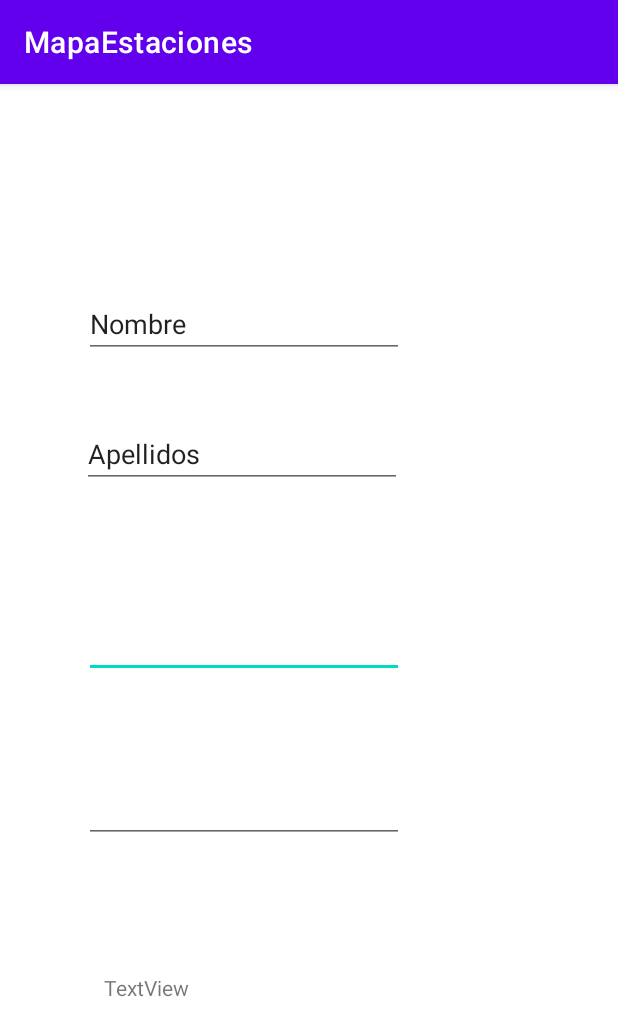
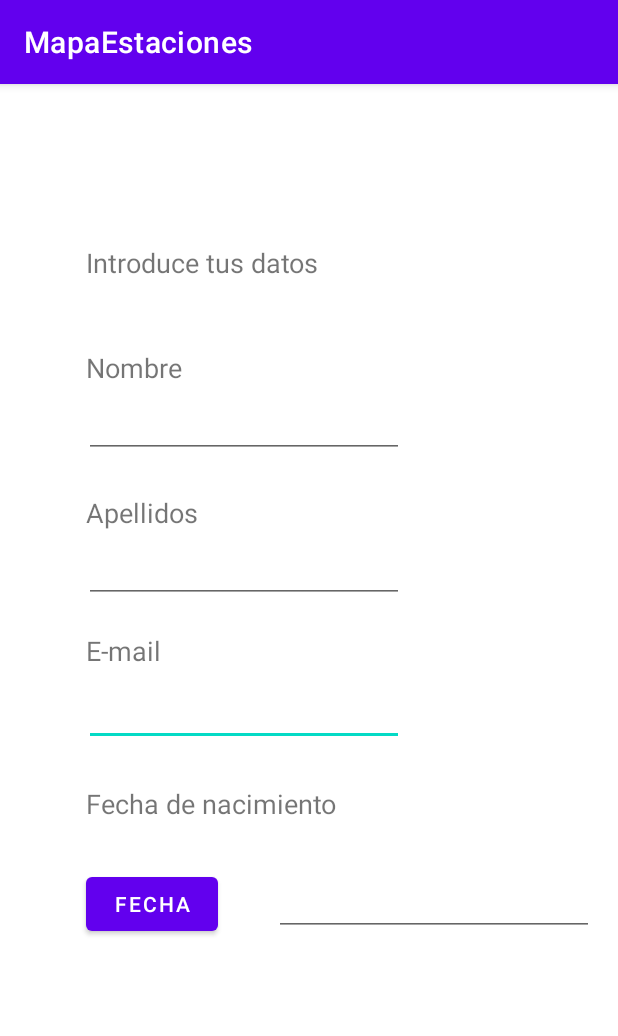
Before and after one commit to dieruiper/Alquiler-App, an Android app: the RegistroUsuario screen opened directly, with no data from a screen before it, on a phone screen of 412 x 824 dp. Shown: the top 1036 px of the screen. Run offline under Robolectric (Android 15) with nearby library versions, the phone set to English and light mode, and no system bars.

Commit message:
pantalla registro reserva hecha

```diff
--- a/app/src/main/AndroidManifest.xml
+++ b/app/src/main/AndroidManifest.xml
@@ -17,10 +17,10 @@
         android:roundIcon="@mipmap/ic_launcher_round"
         android:supportsRtl="true"
         android:theme="@style/Theme.MapaEstaciones">
-        <activity android:name=".FormularioResumen"></activity>
+        <activity android:name=".RegistroUsuario"></activity>
         <activity android:name=".Activity_Ver_Vehiculos" />
         <activity android:name=".Activity_Acciones_BD" />
-        <activity android:name=".Resumen_Reserva" />
+        <activity android:name=".FechayHoraElegidas" />
         <!--
              The API key for Google Maps-based APIs is defined as a string resource.
              (See the file "res/values/google_maps_api.xml").
--- a/app/src/main/java/com/example/mapaestaciones/Activity_Reservar_Vehiculos.java
+++ b/app/src/main/java/com/example/mapaestaciones/Activity_Reservar_Vehiculos.java
@@ -4,7 +4,6 @@ import android.app.DatePickerDialog;
 import android.app.TimePickerDialog;
 import android.content.Intent;
 import android.os.Bundle;
-import android.os.Parcelable;
 import android.view.View;
 import android.widget.Button;
 import android.widget.DatePicker;
@@ -13,8 +12,6 @@ import android.widget.TextView;
 import android.widget.TimePicker;
 
 import androidx.appcompat.app.AppCompatActivity;
-
-import org.w3c.dom.Text;
 
 import java.util.Calendar;
 
@@ -134,7 +131,7 @@ public class Activity_Reservar_Vehiculos extends AppCompatActivity implements Vi
     }
 
     public void Consultar_Disponibilidad(View view) {
-        Intent myIntent=new Intent(Activity_Reservar_Vehiculos.this,Resumen_Reserva.class);
+        Intent myIntent=new Intent(Activity_Reservar_Vehiculos.this, FechayHoraElegidas.class);
 
         String s_efecha =efecha.getText().toString().trim();
         String s_ehora =ehora.getText().toString().trim();
--- a/app/src/main/java/com/example/mapaestaciones/Resumen_Reserva.java
+++ b/app/src/main/java/com/example/mapaestaciones/FechayHoraElegidas.java
@@ -7,13 +7,13 @@ import android.os.Bundle;
 import android.view.View;
 import android.widget.TextView;
 
-public class Resumen_Reserva extends AppCompatActivity {
+public class FechayHoraElegidas extends AppCompatActivity {
 
     TextView tx_efecha_resumen,tx_ehora_resumen,tx_efecha2_resumen,tx_ehora2_resumen;
     @Override
     protected void onCreate(Bundle savedInstanceState) {
         super.onCreate(savedInstanceState);
-        setContentView(R.layout.activity_resumen__reserva);
+        setContentView(R.layout.activity_fechayhora_elegidas);
 
         Intent me=getIntent();
         String efecha_resumen=me.getStringExtra("es_efecha");
@@ -43,9 +43,18 @@ public class Resumen_Reserva extends AppCompatActivity {
         finish();
     }
 
-    public void formularioresumen_Reserva(View view){
+    public void registroUsuario_Reserva(View view){
 
-        Intent formularioresumen = new Intent(this,FormularioResumen.class );
+        Intent formularioresumen = new Intent(this, RegistroUsuario.class );
+        /*String s2_efecha =tx_efecha_resumen.getText().toString().trim();
+        String s2_ehora =tx_ehora_resumen.getText().toString().trim();
+        String s2_efecha2 =tx_efecha2_resumen.getText().toString().trim();
+        String s2_ehora2 =tx_ehora2_resumen.getText().toString().trim();
+        formularioresumen.putExtra("es2_efecha", s2_efecha);
+        formularioresumen.putExtra("es2_ehora", s2_ehora);
+        formularioresumen.putExtra("es2_efecha2",  s2_efecha2);
+        formularioresumen.putExtra("es2_ehora2", s2_ehora2);
+        */
         startActivity(formularioresumen);
     }
 
--- a/app/src/main/java/com/example/mapaestaciones/FormularioResumen.java
+++ b/app/src/main/java/com/example/mapaestaciones/RegistroUsuario.java
@@ -2,37 +2,38 @@ package com.example.mapaestaciones;
 
 import androidx.appcompat.app.AppCompatActivity;
 
-import android.annotation.SuppressLint;
 import android.app.DatePickerDialog;
+import android.content.Intent;
 import android.os.Bundle;
 import android.view.View;
 import android.widget.Button;
 import android.widget.DatePicker;
 import android.widget.EditText;
-import android.widget.TextView;
 
 import java.util.Calendar;
-import java.util.Date;
 
-public class FormularioResumen extends AppCompatActivity {
+public class RegistroUsuario extends AppCompatActivity {
     EditText formres_nombre,formres_apellidos,formres_correo,formres_fecha,formres_comentarios;
+    Button bfechaRegistro;
     private int dia,mes,ano;
-    @SuppressLint("WrongViewCast")
     @Override
     protected void onCreate(Bundle savedInstanceState) {
         super.onCreate(savedInstanceState);
-        setContentView(R.layout.activity_formulario_resumen);
+        setContentView(R.layout.activity_registro_usuario);
         formres_nombre=(EditText) findViewById(R.id.formres_nombre);
         formres_apellidos =(EditText) findViewById(R.id.formres_apellidos);
+        //----------------¿HARÁ FILTRO DE FORMATO DE CORREO NO VÁLIDO?--------------
         formres_correo=(EditText) findViewById(R.id.formres_correo);
+        //----------------FILTRO DE MAYOR DE 18--------------
         formres_fecha=(EditText) findViewById(R.id.formres_fecha);
-        formres_comentarios= (EditText) findViewById(R.id.formres_comentarios);
+        bfechaRegistro=(Button)findViewById(R.id.bfechaRegistro);
+        //formres_comentarios= (EditText) findViewById(R.id.formres_comentarios);
 
 
     }
     public void onClick(View v) {
 
-        if (v == formres_fecha) {
+        if (v == bfechaRegistro) {
             final Calendar c = Calendar.getInstance();
             dia = c.get(Calendar.DAY_OF_MONTH);
             mes = c.get(Calendar.MONTH);
@@ -40,7 +41,7 @@ public class FormularioResumen extends AppCompatActivity {
             DatePickerDialog datePickerDialog = new DatePickerDialog(this, new DatePickerDialog.OnDateSetListener() {
                 @Override
                 public void onDateSet(DatePicker view, int year, int monthOfYear, int dayOfMonth) {
-                    formres_fecha.setText(dayOfMonth + "/" + (monthOfYear + 1) + "/" + year);
+                    bfechaRegistro.setText(dayOfMonth + "/" + (monthOfYear + 1) + "/" + year);
 
                 }
             }
@@ -50,8 +51,11 @@ public class FormularioResumen extends AppCompatActivity {
     }
     public void volver_reserva_vehiculos(View view){
 
-        //Intent volver_reserva_vehiculos = new Intent(this,Activity_Reservar_Vehiculos.class );
-        //startActivity(volver_reserva_vehiculos);
-        finish();
+        Intent volver_reserva_vehiculos = new Intent(this,Activity_Reservar_Vehiculos.class );
+        //if(formres_fecha.compa)
+        startActivity(volver_reserva_vehiculos);
+
+
+        //finish();
     }
 }
--- a/app/src/main/res/layout/activity_resumen__reserva.xml
+++ b/app/src/main/res/layout/activity_fechayhora_elegidas.xml
@@ -4,7 +4,7 @@
     xmlns:tools="http://schemas.android.com/tools"
     android:layout_width="match_parent"
     android:layout_height="match_parent"
-    tools:context=".Resumen_Reserva">
+    tools:context=".FechayHoraElegidas">
 
     <TextView
         android:id="@+id/fecha_recogida_resumen"
@@ -51,10 +51,10 @@
         android:text="@string/ehora_resumen"
         app:layout_constraintBottom_toBottomOf="parent"
         app:layout_constraintEnd_toEndOf="parent"
-        app:layout_constraintHorizontal_bias="0.536"
+        app:layout_constraintHorizontal_bias="0.445"
         app:layout_constraintStart_toStartOf="parent"
         app:layout_constraintTop_toTopOf="parent"
-        app:layout_constraintVertical_bias="0.121" />
+        app:layout_constraintVertical_bias="0.127" />
 
     <TextView
         android:id="@+id/efecha2_resumen"
@@ -77,7 +77,7 @@
         android:text="@string/ehora2_resumen"
         app:layout_constraintBottom_toBottomOf="parent"
         app:layout_constraintEnd_toEndOf="parent"
-        app:layout_constraintHorizontal_bias="0.548"
+        app:layout_constraintHorizontal_bias="0.455"
         app:layout_constraintStart_toStartOf="parent"
         app:layout_constraintTop_toTopOf="parent"
         app:layout_constraintVertical_bias="0.337" />
@@ -126,12 +126,13 @@
         android:id="@+id/continuar_prueba"
         android:layout_width="wrap_content"
         android:layout_height="wrap_content"
-        android:onClick="formularioresumen_Reserva"
-        android:text="Continuar"
+        android:onClick="registroUsuario_Reserva"
+        android:text="@string/continuarRegistroUsuario"
         app:layout_constraintBottom_toBottomOf="parent"
         app:layout_constraintEnd_toEndOf="parent"
         app:layout_constraintHorizontal_bias="0.731"
         app:layout_constraintStart_toStartOf="parent"
         app:layout_constraintTop_toTopOf="parent"
         app:layout_constraintVertical_bias="0.897" />
+
 </androidx.constraintlayout.widget.ConstraintLayout>
--- a/app/src/main/res/layout/activity_formulario_resumen.xml
+++ /dev/null
@@ -1,80 +0,0 @@
-<?xml version="1.0" encoding="utf-8"?>
-<androidx.constraintlayout.widget.ConstraintLayout xmlns:android="http://schemas.android.com/apk/res/android"
-    xmlns:app="http://schemas.android.com/apk/res-auto"
-    xmlns:tools="http://schemas.android.com/tools"
-    android:layout_width="match_parent"
-    android:layout_height="match_parent"
-    tools:context=".FormularioResumen">
-
-    <EditText
-        android:id="@+id/formres_correo"
-        android:layout_width="wrap_content"
-        android:layout_height="wrap_content"
-        android:ems="10"
-        android:inputType="textEmailAddress"
-        app:layout_constraintBottom_toBottomOf="parent"
-        app:layout_constraintEnd_toEndOf="parent"
-        app:layout_constraintHorizontal_bias="0.283"
-        app:layout_constraintStart_toStartOf="parent"
-        app:layout_constraintTop_toTopOf="parent"
-        app:layout_constraintVertical_bias="0.485" />
-
-    <EditText
-        android:id="@+id/formres_fecha"
-        android:layout_width="wrap_content"
-        android:layout_height="wrap_content"
-        android:ems="10"
-        android:inputType="date"
-        app:layout_constraintBottom_toBottomOf="parent"
-        app:layout_constraintEnd_toEndOf="parent"
-        app:layout_constraintHorizontal_bias="0.283"
-        app:layout_constraintStart_toStartOf="parent"
-        app:layout_constraintTop_toTopOf="parent"
-        app:layout_constraintVertical_bias="0.637" />
-
-    <TextView
-        android:id="@+id/formres_comentarios"
-        android:layout_width="wrap_content"
-        android:layout_height="wrap_content"
-        android:text="TextView"
-        app:layout_constraintBottom_toBottomOf="parent"
-        app:layout_constraintEnd_toEndOf="parent"
-        app:layout_constraintHorizontal_bias="0.195"
-        app:layout_constraintStart_toStartOf="parent"
-        app:layout_constraintTop_toTopOf="parent"
-        app:layout_constraintVertical_bias="0.792" />
-
-    <EditText
-        android:id="@+id/formres_nombre"
-        android:layout_width="wrap_content"
-        android:layout_height="wrap_content"
-        android:ems="10"
-        android:inputType="textPersonName"
-        android:text="Nombre"
-        app:layout_constraintBottom_toBottomOf="parent"
-        app:layout_constraintEnd_toEndOf="parent"
-        app:layout_constraintHorizontal_bias="0.283"
-        app:layout_constraintStart_toStartOf="parent"
-        app:layout_constraintTop_toTopOf="parent"
-        app:layout_constraintVertical_bias="0.19" />
-
-    <EditText
-        android:id="@+id/formres_apellidos"
-        android:layout_width="wrap_content"
-        android:layout_height="wrap_content"
-        android:layout_marginTop="224dp"
-        android:layout_marginEnd="144dp"
-        android:ems="10"
-        android:inputType="textPersonName"
-        android:text="Apellidos"
-        app:layout_constraintEnd_toEndOf="parent"
-        app:layout_constraintTop_toTopOf="parent" />
-
-    <LinearLayout
-        android:layout_width="match_parent"
-        android:layout_height="match_parent"
-        android:orientation="horizontal"
-        tools:layout_editor_absoluteX="325dp"
-        tools:layout_editor_absoluteY="190dp"></LinearLayout>
-
-</androidx.constraintlayout.widget.ConstraintLayout>
--- /dev/null
+++ b/app/src/main/res/layout/activity_registro_usuario.xml
@@ -0,0 +1,138 @@
+<?xml version="1.0" encoding="utf-8"?>
+<androidx.constraintlayout.widget.ConstraintLayout xmlns:android="http://schemas.android.com/apk/res/android"
+    xmlns:app="http://schemas.android.com/apk/res-auto"
+    xmlns:tools="http://schemas.android.com/tools"
+    android:layout_width="match_parent"
+    android:layout_height="match_parent"
+    tools:context=".RegistroUsuario">
+
+    <EditText
+        android:id="@+id/formres_correo"
+        android:layout_width="wrap_content"
+        android:layout_height="wrap_content"
+        android:ems="10"
+        android:inputType="textEmailAddress"
+        app:layout_constraintBottom_toBottomOf="parent"
+        app:layout_constraintEnd_toEndOf="parent"
+        app:layout_constraintHorizontal_bias="0.283"
+        app:layout_constraintStart_toStartOf="parent"
+        app:layout_constraintTop_toTopOf="parent"
+        app:layout_constraintVertical_bias="0.548" />
+
+    <EditText
+        android:id="@+id/formres_fecha"
+        android:layout_width="wrap_content"
+        android:layout_height="wrap_content"
+        android:ems="10"
+        android:inputType="date"
+        app:layout_constraintBottom_toBottomOf="parent"
+        app:layout_constraintEnd_toEndOf="parent"
+        app:layout_constraintHorizontal_bias="0.92"
+        app:layout_constraintStart_toStartOf="parent"
+        app:layout_constraintTop_toTopOf="parent"
+        app:layout_constraintVertical_bias="0.723" />
+
+    <EditText
+        android:id="@+id/formres_nombre"
+        android:layout_width="wrap_content"
+        android:layout_height="wrap_content"
+        android:ems="10"
+        android:inputType="textPersonName"
+        app:layout_constraintBottom_toBottomOf="parent"
+        app:layout_constraintEnd_toEndOf="parent"
+        app:layout_constraintHorizontal_bias="0.283"
+        app:layout_constraintStart_toStartOf="parent"
+        app:layout_constraintTop_toTopOf="parent"
+        app:layout_constraintVertical_bias="0.282" />
+
+    <EditText
+        android:id="@+id/formres_apellidos"
+        android:layout_width="wrap_content"
+        android:layout_height="wrap_content"
+        android:ems="10"
+        android:inputType="textPersonName"
+        app:layout_constraintBottom_toBottomOf="parent"
+        app:layout_constraintEnd_toEndOf="parent"
+        app:layout_constraintHorizontal_bias="0.283"
+        app:layout_constraintStart_toStartOf="parent"
+        app:layout_constraintTop_toTopOf="parent"
+        app:layout_constraintVertical_bias="0.416" />
+
+    <Button
+        android:id="@+id/bfechaRegistro"
+        android:layout_width="wrap_content"
+        android:layout_height="wrap_content"
+        android:text="FECHA"
+        app:layout_constraintBottom_toBottomOf="parent"
+        app:layout_constraintEnd_toEndOf="parent"
+        app:layout_constraintHorizontal_bias="0.176"
+        app:layout_constraintStart_toStartOf="parent"
+        app:layout_constraintTop_toTopOf="parent"
+        app:layout_constraintVertical_bias="0.726" />
+
+    <TextView
+        android:id="@+id/cartel_introducedatos_registro"
+        android:layout_width="221dp"
+        android:layout_height="36dp"
+        android:text="Introduce tus datos"
+        android:textSize="18sp"
+        app:layout_constraintBottom_toBottomOf="parent"
+        app:layout_constraintEnd_toEndOf="parent"
+        app:layout_constraintHorizontal_bias="0.3"
+        app:layout_constraintStart_toStartOf="parent"
+        app:layout_constraintTop_toTopOf="parent"
+        app:layout_constraintVertical_bias="0.146" />
+
+    <TextView
+        android:id="@+id/cartel_Fecha_nacimiento"
+        android:layout_width="221dp"
+        android:layout_height="36dp"
+        android:text="Fecha de nacimiento"
+        android:textSize="18sp"
+        app:layout_constraintBottom_toBottomOf="parent"
+        app:layout_constraintEnd_toEndOf="parent"
+        app:layout_constraintHorizontal_bias="0.3"
+        app:layout_constraintStart_toStartOf="parent"
+        app:layout_constraintTop_toTopOf="parent"
+        app:layout_constraintVertical_bias="0.638" />
+
+    <TextView
+        android:id="@+id/cartel_nombre_registro"
+        android:layout_width="221dp"
+        android:layout_height="36dp"
+        android:text="Nombre"
+        android:textSize="18sp"
+        app:layout_constraintBottom_toBottomOf="parent"
+        app:layout_constraintEnd_toEndOf="parent"
+        app:layout_constraintHorizontal_bias="0.3"
+        app:layout_constraintStart_toStartOf="parent"
+        app:layout_constraintTop_toTopOf="parent"
+        app:layout_constraintVertical_bias="0.241" />
+
+    <TextView
+        android:id="@+id/cartel_registro_correo"
+        android:layout_width="221dp"
+        android:layout_height="36dp"
+        android:text="E-mail"
+        android:textSize="18sp"
+        app:layout_constraintBottom_toBottomOf="parent"
+        app:layout_constraintEnd_toEndOf="parent"
+        app:layout_constraintHorizontal_bias="0.3"
+        app:layout_constraintStart_toStartOf="parent"
+        app:layout_constraintTop_toTopOf="parent"
+        app:layout_constraintVertical_bias="0.499" />
+
+    <TextView
+        android:id="@+id/cartel_registro_apellidos"
+        android:layout_width="232dp"
+        android:layout_height="43dp"
+        android:text="Apellidos"
+        android:textSize="18sp"
+        app:layout_constraintBottom_toBottomOf="parent"
+        app:layout_constraintEnd_toEndOf="parent"
+        app:layout_constraintHorizontal_bias="0.318"
+        app:layout_constraintStart_toStartOf="parent"
+        app:layout_constraintTop_toTopOf="parent"
+        app:layout_constraintVertical_bias="0.377" />
+
+</androidx.constraintlayout.widget.ConstraintLayout>
--- a/app/src/main/res/values/strings.xml
+++ b/app/src/main/res/values/strings.xml
@@ -46,7 +46,7 @@
     <string name="BotonEliminar">Eliminar vehiculo</string>
     <string name="BotonModificar">Modificar vehiculo</string>
 
-    <string name="elugar_resumen">lugar</string>
+    <string name="elugar_resumen">Lugar</string>
     <string name="efecha_resumen">fecha</string>
     <string name="ehora_resumen">hora</string>
     <string name="elugar2_resumen">lugar</string>
@@ -56,6 +56,8 @@
     /* Actividad Resumen_Reserva*/
     <string name="fecha_recogida_resumen">Fecha recogida</string>
     <string name="volver_reserva_vehiculos">Volver</string>
+    <string name="continuarRegistroUsuario">Continuar</string>
+
 
 
 </resources>
```
